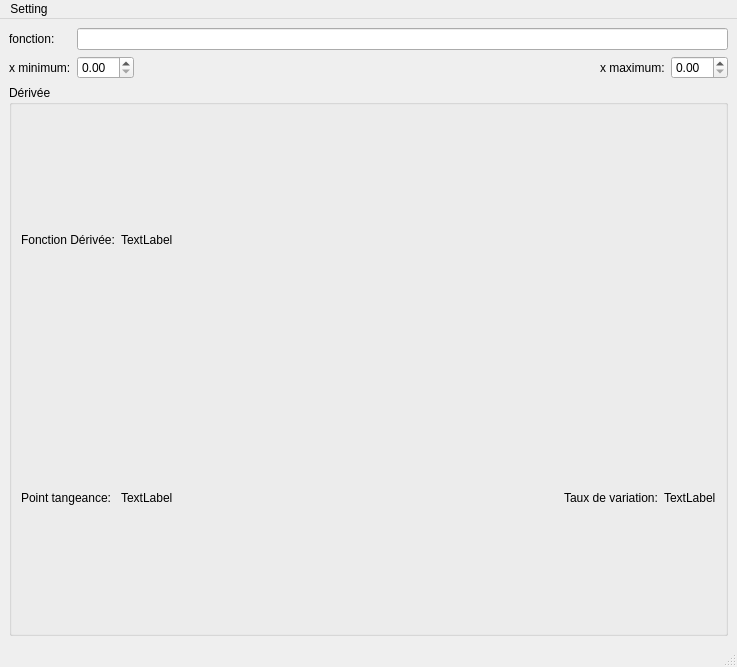
First picture: the form in ui/tp2derivee.ui, repository Jean-ChristopheGagne/TP2-Fonctions-derives, before the edit.
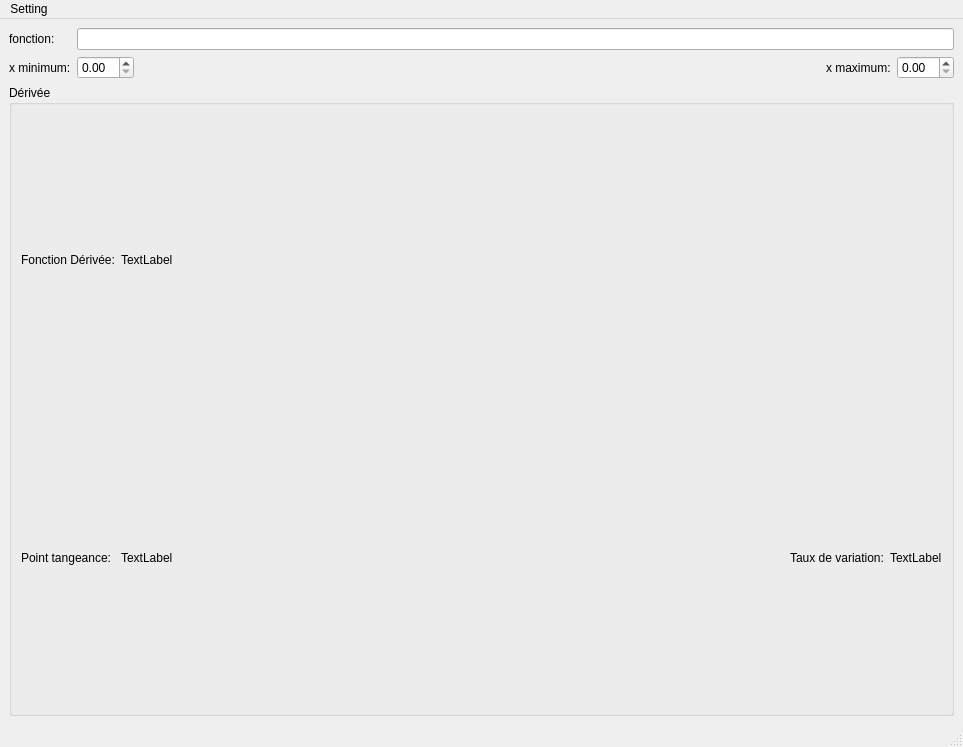
Second picture: the form after the edit.

```diff
--- a/ui/tp2derivee.ui
+++ b/ui/tp2derivee.ui
@@ -6,8 +6,8 @@
    <rect>
     <x>0</x>
     <y>0</y>
-    <width>737</width>
-    <height>667</height>
+    <width>963</width>
+    <height>747</height>
    </rect>
   </property>
   <property name="windowTitle">
@@ -148,7 +148,7 @@
     <rect>
      <x>0</x>
      <y>0</y>
-     <width>737</width>
+     <width>963</width>
      <height>33</height>
     </rect>
    </property>
```
Left out of the diff: 4 changed lines with no effect on the pictures.
